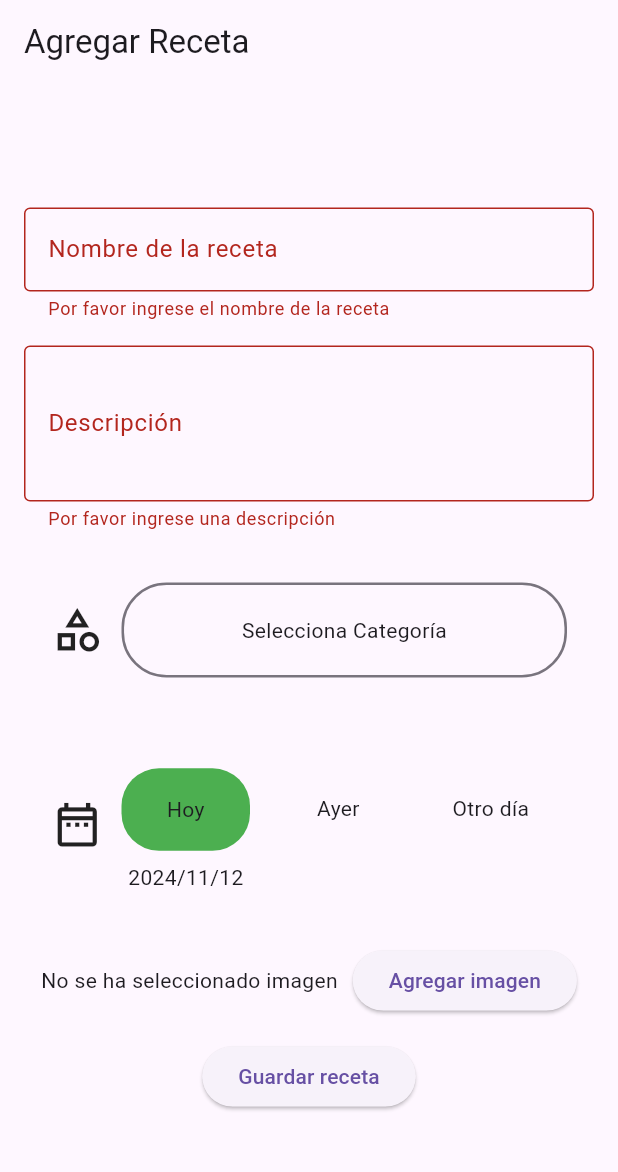
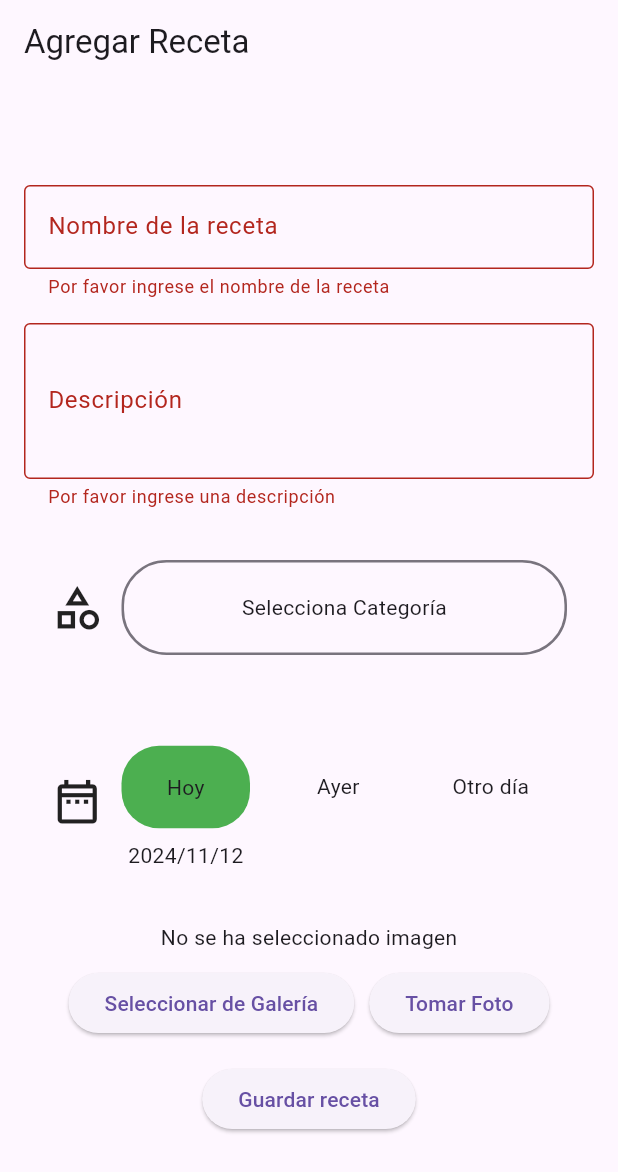
Before and after one commit to MiguelAngel117/recipesU, a Flutter app: the AddRecipe screen opened directly, after a tap on "Guardar receta", on a phone screen of 412 x 824 dp. Shown: the top 1172 px of the screen. Run offline on Flutter 3.47's test engine with Material 3 defaults, Android fonts, the phone set to English and light mode, and no system bars; our stand-ins replace flutter_speed_dial, google_nav_bar, image_picker, like_button, sqflite, sqflite_common_ffi; missing offline and left inert: flutter_material_color_picker; accounts and stored records are empty.

Commit message:
adiciono camara

```diff
--- a/lib/pages/add_recipe.dart
+++ b/lib/pages/add_recipe.dart
@@ -5,6 +5,7 @@ import 'package:recipes/models/combined_model.dart'; // Importa tu modelo para e
 import 'package:recipes/models/recipe_model.dart';
 import 'package:recipes/providers/recipe_db.dart';
 import 'package:recipes/widgets/add_expenses/bs_category.dart';
+import 'package:recipes/widgets/add_recipes/image_picker_widget.dart';
 import 'package:recipes/widgets/date_picker.dart'; // Importa tu clase DatePicker
 
 class AddRecipe extends StatefulWidget {
@@ -18,60 +19,34 @@ class _AddRecipeState extends State<AddRecipe> {
   final _formKey = GlobalKey<FormState>();
   final TextEditingController _nameController = TextEditingController();
   final TextEditingController _descriptionController = TextEditingController();
-  XFile? _image;
-  final CombinedModel _combinedModel =
-      CombinedModel(day: 0); // Inicializar modelo para el DatePicker
-
-  Future<void> _pickImage() async {
-    final ImagePicker picker = ImagePicker();
-    final XFile? image = await picker.pickImage(source: ImageSource.gallery);
-    if (image != null) {
-      setState(() {
-        _image = image;
-      });
-    }
-  }
-
-  void _saveRecipe2() {
-    if (_formKey.currentState!.validate()) {
-      // Aquí iría la lógica para guardar la receta
-      ScaffoldMessenger.of(context).showSnackBar(
-        const SnackBar(content: Text('Receta guardada')),
-      );
-    }
-  }
+  String? _imagePath; // Almacena la ruta de la imagen
+  final CombinedModel _combinedModel = CombinedModel(day: 0);
 
   void _saveRecipe() async {
     if (_formKey.currentState!.validate()) {
-      // Crear una instancia de RecipeModel
       final recipe = RecipeModel(
         name: _nameController.text,
         description: _descriptionController.text,
-        imagePath: _image?.path ?? '', // Ruta de la imagen
-        category:
-            _combinedModel.category, // Asumiendo que tienes un campo 'category'
+        imagePath: _imagePath ?? '', // Usa la ruta almacenada
+        category: _combinedModel.category,
         year: _combinedModel.year,
         month: _combinedModel.month,
         day: _combinedModel.day,
       );
 
-      // Guardar en la base de datos
       final result = await RecipeDatabase.db.insertRecipe(recipe);
-      print(result);
-      // Mostrar un mensaje de éxito
+
       if (result > 0) {
         ScaffoldMessenger.of(context).showSnackBar(
           const SnackBar(content: Text('Receta guardada')),
         );
 
-        // Limpiar campos si es necesario
         _nameController.clear();
         _descriptionController.clear();
         setState(() {
-          _image = null; // Restablecer la imagen
+          _imagePath = null;
         });
       } else {
-        print('Error al guardar la receta');
         ScaffoldMessenger.of(context).showSnackBar(
           const SnackBar(content: Text('Error al guardar la receta')),
         );
@@ -93,7 +68,6 @@ class _AddRecipeState extends State<AddRecipe> {
             child: Column(
               mainAxisAlignment: MainAxisAlignment.center,
               children: [
-                // Campo para el nombre de la receta
                 TextFormField(
                   controller: _nameController,
                   decoration: const InputDecoration(
@@ -109,7 +83,6 @@ class _AddRecipeState extends State<AddRecipe> {
                 ),
                 const SizedBox(height: 16),
 
-                // Campo para la descripción
                 TextFormField(
                   controller: _descriptionController,
                   decoration: const InputDecoration(
@@ -129,32 +102,19 @@ class _AddRecipeState extends State<AddRecipe> {
                 BsCategory(cModel: _combinedModel),
                 const SizedBox(height: 16),
 
-                // Usar DatePicker personalizado
                 DatePicker(cModel: _combinedModel),
                 const SizedBox(height: 16),
 
-                // Campo para agregar imagen
-                Row(
-                  mainAxisAlignment: MainAxisAlignment.center,
-                  children: [
-                    _image == null
-                        ? const Text('No se ha seleccionado imagen')
-                        : Image.file(
-                            File(
-                                _image!.path), // Mostrar la imagen seleccionada
-                            width: 100,
-                            height: 100,
-                          ),
-                    const SizedBox(width: 10),
-                    ElevatedButton(
-                      onPressed: _pickImage,
-                      child: const Text('Agregar imagen'),
-                    ),
-                  ],
+                // Usa el nuevo widget de selección de imagen
+                ImagePickerWidget(
+                  onImageSelected: (path) {
+                    setState(() {
+                      _imagePath = path; // Almacena la ruta de la imagen
+                    });
+                  },
                 ),
                 const SizedBox(height: 16),
 
-                // Botón para guardar
                 ElevatedButton(
                   onPressed: _saveRecipe,
                   child: const Text('Guardar receta'),
--- /dev/null
+++ b/lib/widgets/add_recipes/image_picker_widget.dart
@@ -0,0 +1,59 @@
+import 'dart:io';
+import 'package:flutter/material.dart';
+import 'package:image_picker/image_picker.dart';
+
+class ImagePickerWidget extends StatefulWidget {
+  final Function(String) onImageSelected;
+
+  const ImagePickerWidget({Key? key, required this.onImageSelected})
+      : super(key: key);
+
+  @override
+  _ImagePickerWidgetState createState() => _ImagePickerWidgetState();
+}
+
+class _ImagePickerWidgetState extends State<ImagePickerWidget> {
+  XFile? _image;
+
+  Future<void> _pickImage(ImageSource source) async {
+    final ImagePicker picker = ImagePicker();
+    final XFile? image = await picker.pickImage(source: source);
+    if (image != null) {
+      setState(() {
+        _image = image;
+      });
+      widget.onImageSelected(
+          image.path); // Pasar la ruta de la imagen seleccionada
+    }
+  }
+
+  @override
+  Widget build(BuildContext context) {
+    return Column(
+      children: [
+        _image == null
+            ? const Text('No se ha seleccionado imagen')
+            : Image.file(
+                File(_image!.path),
+                width: 100,
+                height: 100,
+              ),
+        const SizedBox(height: 10),
+        Row(
+          mainAxisAlignment: MainAxisAlignment.center,
+          children: [
+            ElevatedButton(
+              onPressed: () => _pickImage(ImageSource.gallery),
+              child: const Text('Seleccionar de Galería'),
+            ),
+            const SizedBox(width: 10),
+            ElevatedButton(
+              onPressed: () => _pickImage(ImageSource.camera),
+              child: const Text('Tomar Foto'),
+            ),
+          ],
+        ),
+      ],
+    );
+  }
+}
```
